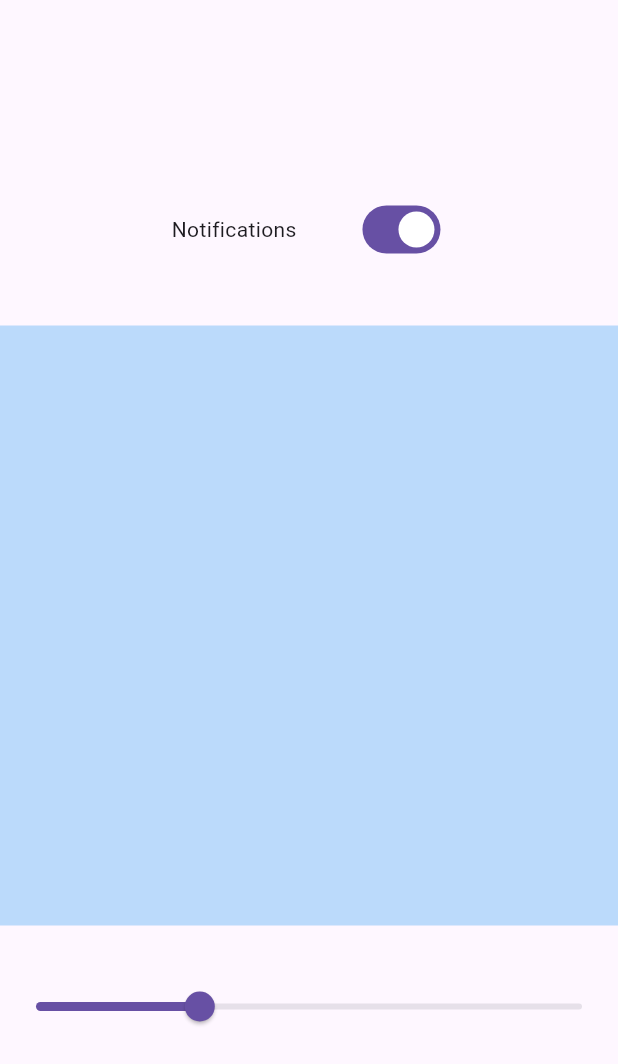
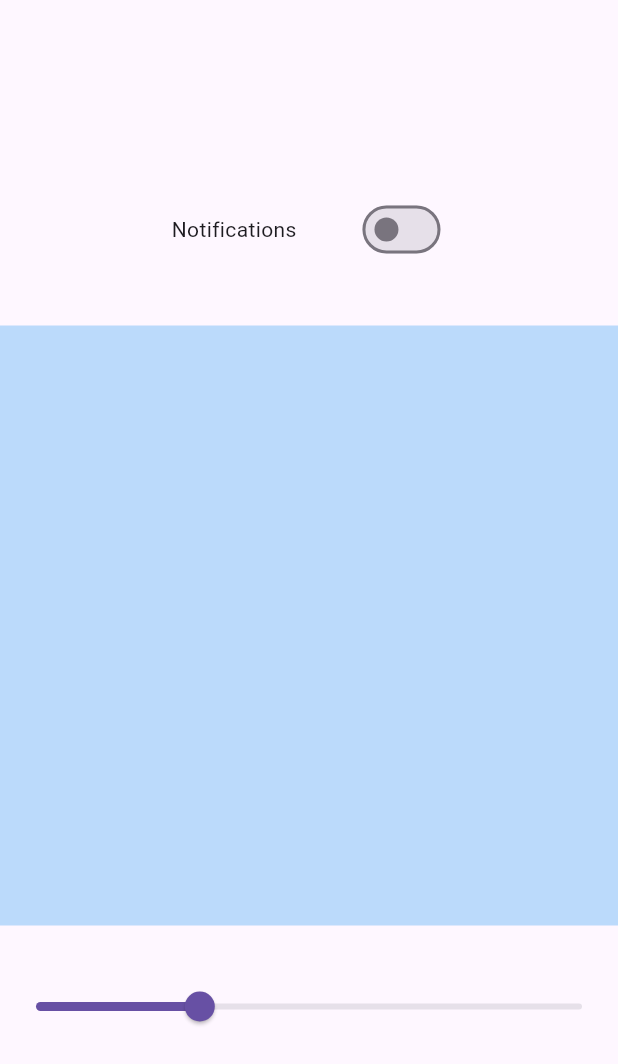
Before and after one commit to Dany4950/imagePicker, a Flutter app: the screen it shows after launch, on a phone screen of 412 x 824 dp. Shown: the top 1064 px of the screen. Run offline on Flutter 3.47's test engine with Material 3 defaults, Android fonts, the phone set to English and light mode, and no system bars; our stand-ins replace bloc, equatable, flutter_bloc.

Commit message:
The notification button is updated

```diff
--- a/lib/main.dart
+++ b/lib/main.dart
@@ -1,5 +1,6 @@
 import 'package:flutter/material.dart';
-import 'package:flutter_application_1/bloc/counter_bloc/counter_bloc.dart';
+
+import 'package:flutter_application_1/switch_bloc/switch_o_bloc.dart';
 
 import 'package:flutter_application_1/ui/slider_home.dart';
 import 'package:flutter_bloc/flutter_bloc.dart';
@@ -14,7 +15,7 @@ class MyApp extends StatelessWidget {
   @override
   Widget build(BuildContext context) {
     return BlocProvider(
-      create: (_) => CounterBloc(),
+      create: (_) => SwitchBloc(),
       child: MaterialApp(
         home: SliderHome(),
       ),
--- /dev/null
+++ b/lib/switch_bloc/switch_event.dart
@@ -0,0 +1,10 @@
+
+
+abstract class SwitchEvent {
+  SwitchEvent();
+
+  @override
+  List<Object> get props => [];
+}
+
+class EnableOrDisable extends SwitchEvent {}
--- /dev/null
+++ b/lib/switch_bloc/switch_o_bloc.dart
@@ -0,0 +1,13 @@
+import 'package:bloc/bloc.dart';
+import 'package:flutter_application_1/switch_bloc/switch_event.dart';
+import 'package:flutter_application_1/switch_bloc/switch_state.dart';
+
+class SwitchBloc extends Bloc<SwitchEvent, SwitchState> {
+  SwitchBloc() : super(SwitchState()) {
+    on<SwitchEvent>(
+      (event, emit) {
+        emit(state.copyWith(isbool: !state.isbool));
+      },
+    );
+  }
+}
--- /dev/null
+++ b/lib/switch_bloc/switch_state.dart
@@ -0,0 +1,18 @@
+import 'package:equatable/equatable.dart';
+
+class SwitchState extends Equatable {
+  bool isbool;
+
+  SwitchState({
+    this.isbool = false,
+  });
+
+  SwitchState copyWith({bool? isbool}) {
+    return SwitchState(
+      isbool: isbool ?? this.isbool,
+    );
+  }
+
+  @override
+  List<Object> get props => [this.isbool];
+}
--- a/lib/ui/slider_home.dart
+++ b/lib/ui/slider_home.dart
@@ -1,4 +1,8 @@
 import 'package:flutter/material.dart';
+import 'package:flutter_application_1/switch_bloc/switch_event.dart';
+import 'package:flutter_application_1/switch_bloc/switch_o_bloc.dart';
+import 'package:flutter_application_1/switch_bloc/switch_state.dart';
+import 'package:flutter_bloc/flutter_bloc.dart';
 
 class SliderHome extends StatefulWidget {
   const SliderHome({super.key});
@@ -22,7 +26,15 @@ class _SliderHomeState extends State<SliderHome> {
               SizedBox(
                 width: 40,
               ),
-              Switch(value: true, onChanged: (news) {})
+              BlocBuilder<SwitchBloc, SwitchState>(
+                builder: (context, state) {
+                  return Switch(
+                      value: state.isbool,
+                      onChanged: (news) {
+                        context.read<SwitchBloc>().add(EnableOrDisable());
+                      });
+                },
+              )
             ],
           ),
           SizedBox(
```
